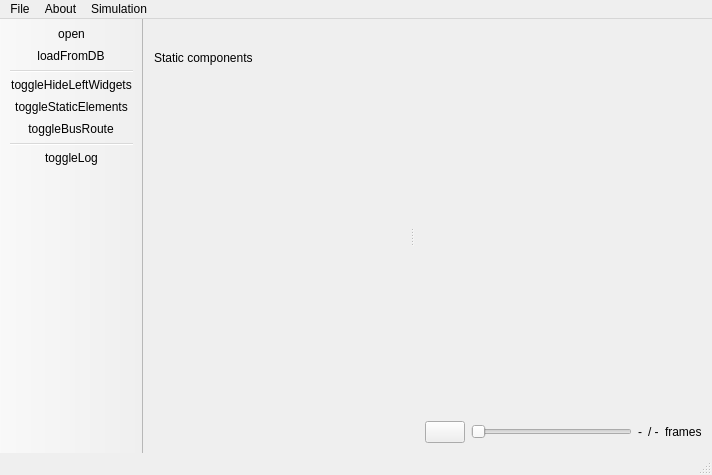
Before: the Qt Designer form mainwindow.ui in nhudinhtuan/iSimVisualizer, drawn with Qt 5.
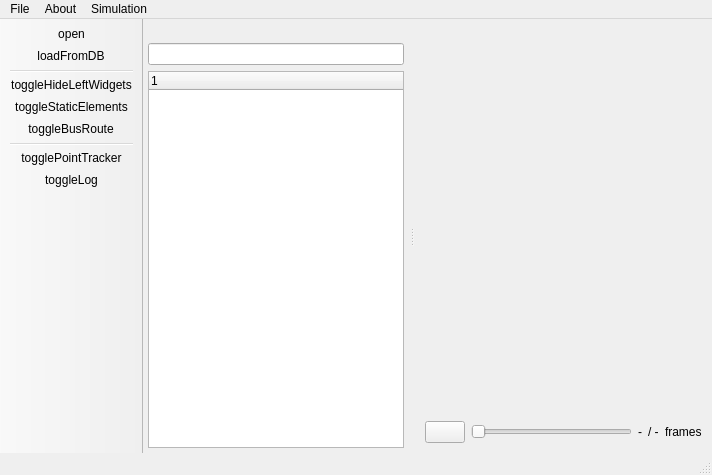
After: the same form once the commit is applied. The open tabs and pages were chosen to show the change. Icons and pictures are not drawn.

```diff
--- a/mainwindow.ui
+++ b/mainwindow.ui
@@ -201,6 +201,7 @@
    <addaction name="actionToggleStaticElements"/>
    <addaction name="actionToggleBusRoute"/>
    <addaction name="separator"/>
+   <addaction name="actionTogglePointTracker"/>
    <addaction name="actionToggleLog"/>
   </widget>
   <widget class="QStatusBar" name="statusBar"/>
@@ -230,26 +231,48 @@
      </property>
      <item row="0" column="0">
       <widget class="QStackedWidget" name="leftStackedWidget">
+       <property name="styleSheet">
+        <string notr="true"/>
+       </property>
        <property name="lineWidth">
         <number>1</number>
        </property>
        <property name="currentIndex">
         <number>2</number>
        </property>
-       <widget class="QWidget" name="staticElementsWidget">
-        <widget class="QLabel" name="label">
-         <property name="geometry">
-          <rect>
-           <x>11</x>
-           <y>9</y>
-           <width>121</width>
-           <height>21</height>
-          </rect>
+       <widget class="QWidget" name="geospatialWidget">
+        <layout class="QGridLayout" name="gridLayout_5">
+         <property name="leftMargin">
+          <number>5</number>
          </property>
-         <property name="text">
-          <string>Static components</string>
+         <property name="topMargin">
+          <number>5</number>
          </property>
-        </widget>
+         <property name="rightMargin">
+          <number>5</number>
+         </property>
+         <property name="bottomMargin">
+          <number>5</number>
+         </property>
+         <item row="0" column="0">
+          <widget class="QLineEdit" name="geospatialSearchField">
+           <property name="styleSheet">
+            <string notr="true">background: url(:/ui_icons/search-icon.png);
+background-position: right;
+background-repeat: no-repeat;</string>
+           </property>
+          </widget>
+         </item>
+         <item row="1" column="0">
+          <widget class="QTreeWidget" name="geospatialTree">
+           <column>
+            <property name="text">
+             <string notr="true">1</string>
+            </property>
+           </column>
+          </widget>
+         </item>
+        </layout>
        </widget>
        <widget class="QWidget" name="busRouteWidget">
         <widget class="QLabel" name="busRouteLabel">
@@ -424,6 +447,18 @@
     <string>Show log</string>
    </property>
   </action>
+  <action name="actionTogglePointTracker">
+   <property name="checkable">
+    <bool>false</bool>
+   </property>
+   <property name="icon">
+    <iconset resource="icons.qrc">
+     <normaloff>:/ui_icons/pointTracker.png</normaloff>:/ui_icons/pointTracker.png</iconset>
+   </property>
+   <property name="text">
+    <string>togglePointTracker</string>
+   </property>
+  </action>
  </widget>
  <layoutdefault spacing="6" margin="11"/>
  <resources>
```
Left out of the diff: 36 changed lines with no effect on the pictures.
